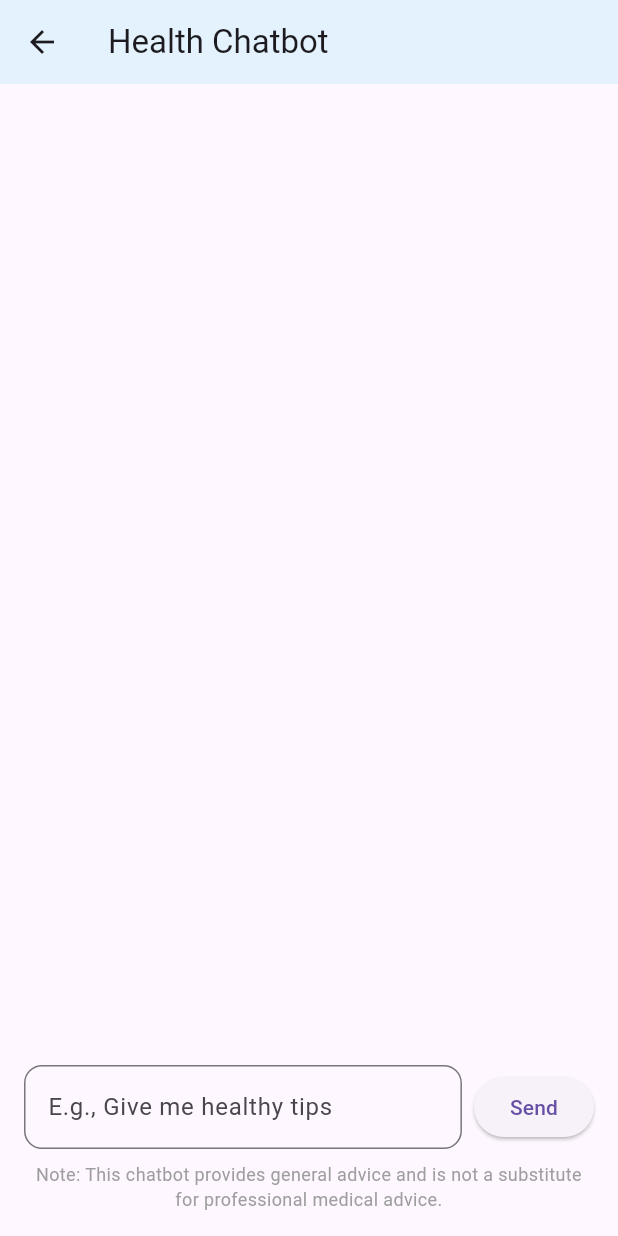
After one commit to iamrayd/NutriScan, a Flutter app: the ChatbotScreen screen opened directly, after a tap on "Send", on a phone screen of 412 x 824 dp. The commit adds this screen. Run offline on Flutter 3.47's test engine with Material 3 defaults, Android fonts, the phone set to English and light mode, and no system bars; our stand-ins replace cloud_firestore, firebase_auth, firebase_core, font_awesome_flutter; missing offline and left inert: flutter_floating_bottom_bar, mobile_scanner; accounts and stored records are empty.

Commit message:
AI chatbot integrated

```diff
--- /dev/null
+++ b/lib/screens/chatbot_screen.dart
@@ -0,0 +1,127 @@
+import 'package:flutter/material.dart';
+import '../services/chatbot_service.dart';
+import '../services/firestore_service.dart';
+
+class ChatbotScreen extends StatefulWidget {
+  final List<Map<String, String>> chatHistory;
+
+  const ChatbotScreen({super.key, required this.chatHistory});
+
+  @override
+  State<ChatbotScreen> createState() => _ChatbotScreenState();
+}
+
+class _ChatbotScreenState extends State<ChatbotScreen> {
+  final TextEditingController _controller = TextEditingController();
+  final ChatbotService _chatbotService = ChatbotService();
+  final FirestoreService _firestoreService = FirestoreService();
+  List<Map<String, String>> _chatHistory = [];
+  bool _isLoading = false;
+
+  @override
+  void initState() {
+    super.initState();
+    _chatHistory = List.from(widget.chatHistory);
+  }
+
+  Future<void> _sendMessage() async {
+    if (_controller.text.isEmpty) return;
+
+    setState(() {
+      _isLoading = true;
+      _chatHistory.add({'role': 'user', 'content': _controller.text});
+    });
+
+    try {
+      final userData = await _firestoreService.getUserData();
+
+      String prompt =
+          'You are a certified nutritionist. Provide  concise, evidence-based dietary advice based on what is asked by your client.\n'
+          '. Use the following information as context or reference if your client asks something related to it.\n'
+          ' No need to bring it up if not asked.User Allergen Profile: ${userData['allergens'].join(', ')}.\n'
+          'Recently Scanned Products: ${userData['recentScans'].map((scan) => scan['productName']).join(', ')}.\n'
+          'Saved Products: ${userData['savedProducts'].map((product) => product['productName']).join(', ')}.\n'
+          'User Question: ${_controller.text}';
+
+
+      final response = await _chatbotService.getChatbotResponse(prompt);
+      setState(() {
+        _chatHistory.add({'role': 'bot', 'content': response});
+        _isLoading = false;
+        _controller.clear();
+      });
+    } catch (e) {
+      setState(() {
+        _chatHistory.add({'role': 'bot', 'content': 'Error: Failed to fetch response ($e)'});
+        _isLoading = false;
+        _controller.clear();
+      });
+    }
+  }
+
+  @override
+  Widget build(BuildContext context) {
+    return Scaffold(
+      appBar: AppBar(
+        title: const Text('Health Chatbot'),
+        backgroundColor: Colors.blue[50],
+      ),
+      body: Padding(
+        padding: const EdgeInsets.all(16.0),
+        child: Column(
+          children: [
+            Expanded(
+              child: ListView.builder(
+                itemCount: _chatHistory.length,
+                itemBuilder: (context, index) {
+                  final message = _chatHistory[index];
+                  return ListTile(
+                    title: Text(
+                      message['content']!,
+                      style: TextStyle(
+                        fontSize: 16,
+                        color: message['role'] == 'user' ? Colors.black : Colors.blue,
+                      ),
+                    ),
+                    leading: CircleAvatar(
+                      child: Icon(message['role'] == 'user' ? Icons.person : Icons.chat),
+                    ),
+                  );
+                },
+              ),
+            ),
+            const SizedBox(height: 16),
+            Row(
+              children: [
+                Expanded(
+                  child: TextField(
+                    controller: _controller,
+                    decoration: InputDecoration(
+                      hintText: 'E.g., Give me healthy tips',
+                      border: OutlineInputBorder(
+                        borderRadius: BorderRadius.circular(12),
+                      ),
+                    ),
+                  ),
+                ),
+                const SizedBox(width: 8),
+                ElevatedButton(
+                  onPressed: _isLoading ? null : _sendMessage,
+                  child: _isLoading
+                      ? const CircularProgressIndicator()
+                      : const Text('Send'),
+                ),
+              ],
+            ),
+            const SizedBox(height: 8),
+            const Text(
+              'Note: This chatbot provides general advice and is not a substitute for professional medical advice.',
+              style: TextStyle(fontSize: 12, color: Colors.grey),
+              textAlign: TextAlign.center,
+            ),
+          ],
+        ),
+      ),
+    );
+  }
+}
--- a/lib/utils/utils.dart
+++ b/lib/utils/utils.dart
@@ -34,6 +34,7 @@ export '../screens/auth_screens/complete_profile_screen.dart';
 
 // main screens handler
 export '../screens/screen_handler.dart';
+export '../screens/chatbot_screen.dart';
 
 export '../screens/main/home_screen.dart';
 export '../screens/main/profile_screen.dart';
```
Also changed, not shown: lib/main.dart (+16 -30 lines), lib/screens/product_details_screen.dart (+17 -1 lines), lib/services/chatbot_service.dart (added, +36 -0 lines), lib/services/firestore_service.dart (+34 -3 lines).
